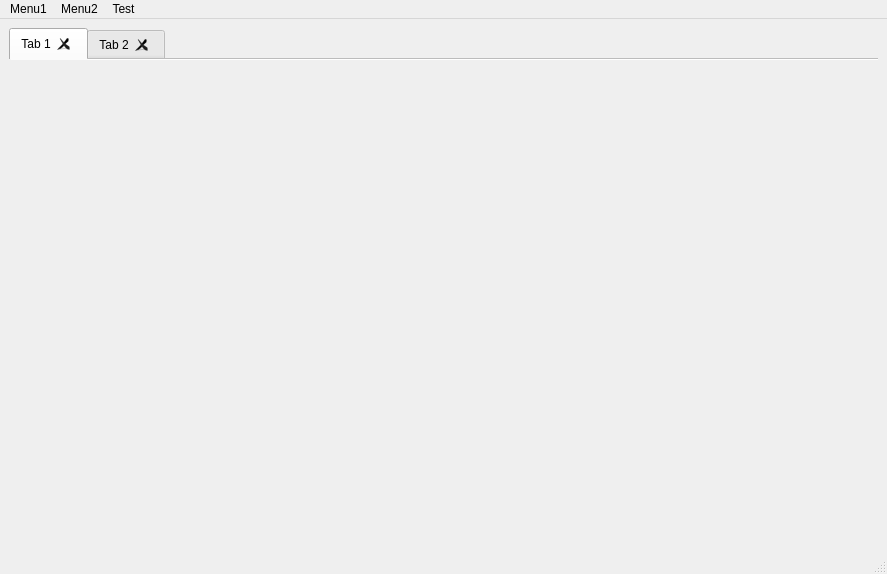
This is mainwindow.ui in Sakton/CONVEYANCE_Q as Qt 5 draws it before an edit. The edited form follows.
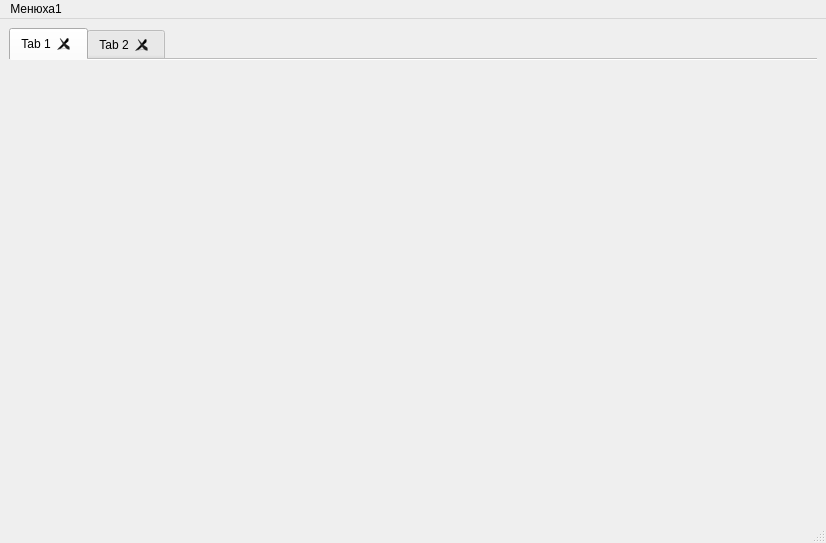
This is the edited form. The open tabs and pages were chosen to show the change.

What changed in the file:
```diff
--- a/mainwindow.ui
+++ b/mainwindow.ui
@@ -6,8 +6,8 @@
    <rect>
     <x>0</x>
     <y>0</y>
-    <width>887</width>
-    <height>574</height>
+    <width>826</width>
+    <height>543</height>
    </rect>
   </property>
   <property name="windowTitle">
@@ -64,30 +64,18 @@
     <rect>
      <x>0</x>
      <y>0</y>
-     <width>887</width>
+     <width>826</width>
      <height>21</height>
     </rect>
    </property>
-   <widget class="QMenu" name="menuAddTest">
+   <widget class="QMenu" name="menu_1">
     <property name="title">
-     <string>Test</string>
+     <string>Менюха1</string>
     </property>
     <addaction name="actionAdd"/>
     <addaction name="avto"/>
    </widget>
-   <widget class="QMenu" name="menuMenu1">
-    <property name="title">
-     <string>Menu1</string>
-    </property>
-   </widget>
-   <widget class="QMenu" name="menuMenu2">
-    <property name="title">
-     <string>Menu2</string>
-    </property>
-   </widget>
-   <addaction name="menuMenu1"/>
-   <addaction name="menuMenu2"/>
-   <addaction name="menuAddTest"/>
+   <addaction name="menu_1"/>
   </widget>
   <widget class="QStatusBar" name="statusbar"/>
   <action name="actionAdd">
```
Left out of the diff: 14 changed lines with no effect on the pictures.
